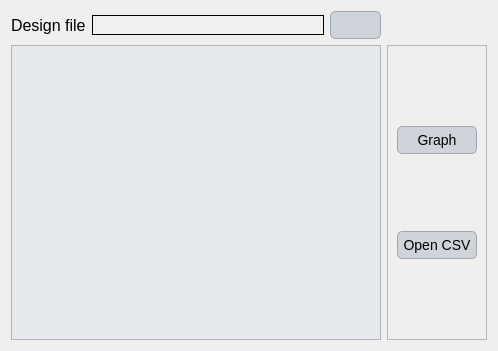
First picture: the form in ui/design_results.ui, repository Inigobarbe/VFSMOD-GUI, before the edit.
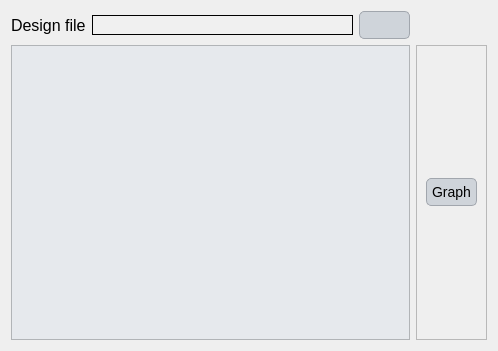
Second picture: the form after the edit.

Patch:
```diff
--- a/ui/design_results.ui
+++ b/ui/design_results.ui
@@ -127,7 +127,11 @@
       </widget>
      </item>
      <item>
-      <widget class="QLineEdit" name="design_file"/>
+      <widget class="QLineEdit" name="design_file">
+       <property name="alignment">
+        <set>Qt::AlignCenter</set>
+       </property>
+      </widget>
      </item>
      <item>
       <widget class="QPushButton" name="browse_design">
@@ -157,13 +161,6 @@
         </property>
        </widget>
       </item>
-      <item row="1" column="0">
-       <widget class="QPushButton" name="opencsv">
-        <property name="text">
-         <string>Open CSV</string>
-        </property>
-       </widget>
-      </item>
      </layout>
     </widget>
    </item>
```
